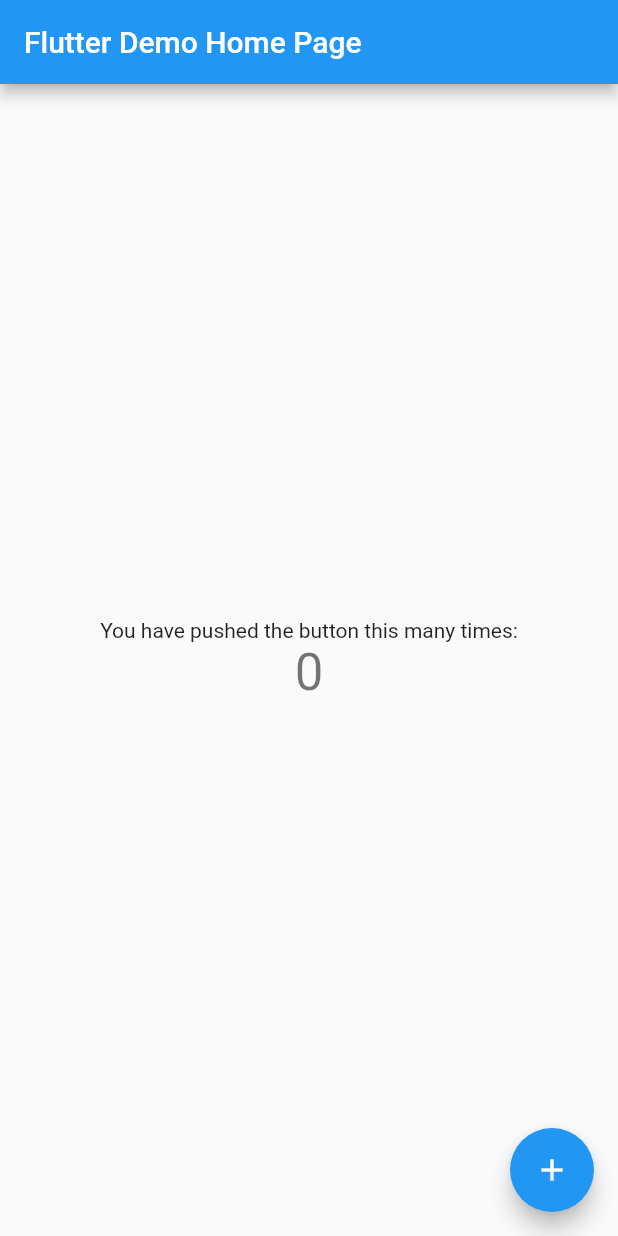
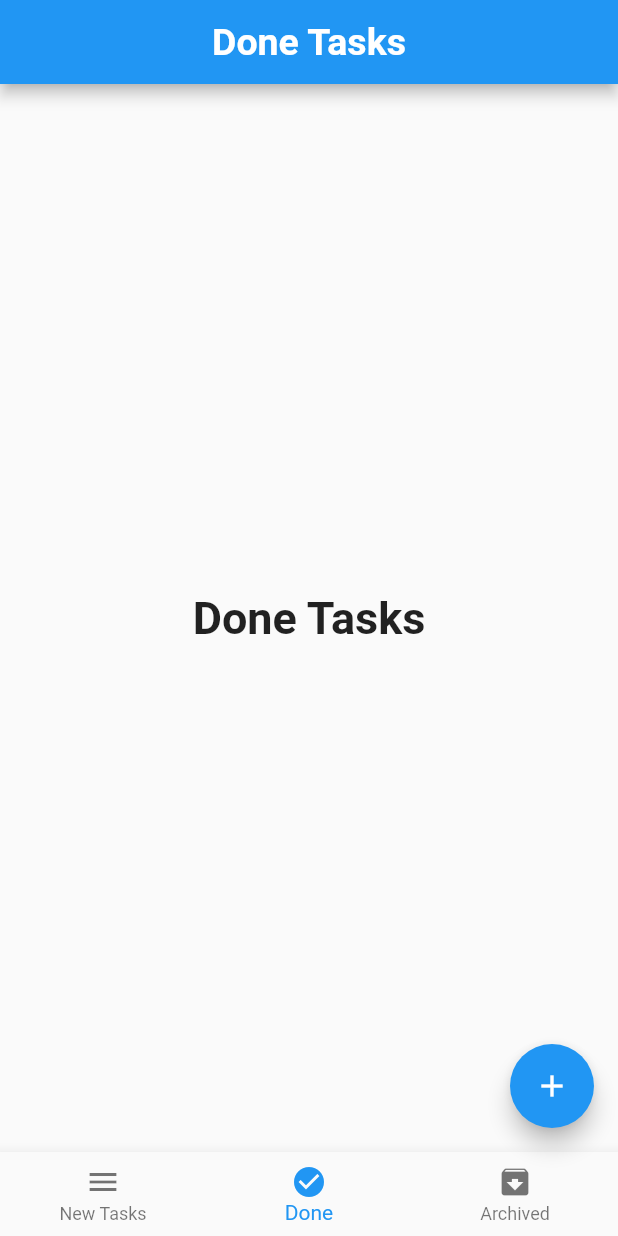
Before and after one commit to abdoSamehDev/todo_app, a Flutter app: the screen it shows after launch, on a phone screen of 412 x 824 dp. Run offline on Flutter 3.47's test engine with Material 2 defaults, Android fonts, the phone set to English and light mode, and no system bars.

Commit message:
22/5 coding

```diff
--- /dev/null
+++ b/lib/layout/layout_screen.dart
@@ -0,0 +1,96 @@
+import 'package:flutter/material.dart';
+import 'package:todo_app/modules/archived_tasks/archived_tasks_screen.dart';
+import 'package:todo_app/modules/done_tasks/done_tasks_screen.dart';
+import 'package:todo_app/modules/new_tasks/new_tasks_screen.dart';
+
+class TodoApp extends StatefulWidget {
+  const TodoApp({Key? key}) : super(key: key);
+
+  @override
+  State<TodoApp> createState() => _TodoAppState();
+}
+
+class _TodoAppState extends State<TodoApp> {
+
+  int currentIndex = 1;
+
+  List<Widget> screen = [
+    NewTaskScreen(),
+    DoneTaskScreen(),
+    ArchivedTaskScreen()
+  ];
+
+  List<String> title = [
+    'New Tasks',
+    'Done Tasks',
+    'Archived Tasks'
+  ];
+
+  @override
+  Widget build(BuildContext context) {
+    return Scaffold(
+      appBar: AppBar(
+        title: Text(
+          title[currentIndex],
+          style: TextStyle(
+            fontSize: 25,
+            fontWeight: FontWeight.bold,
+            color: Colors.white
+          ),
+        ),
+        centerTitle: true,
+      ),
+      floatingActionButton: FloatingActionButton(
+        onPressed: () {
+          // try{
+          //   throw('404 Not Found');
+          //   var name = await namePrint();
+          //   print(name);
+          //   throw('404 Not Found');
+          // }
+          // catch(error){
+          //   print('Error ${error.toString()}');
+          // }
+          namePrint().then((value) {
+            print(value);
+            print('Ali');
+            throw('404 Not Found');
+          }).catchError((error){
+            print('Error ${error.toString()}');
+          });
+
+        },
+      child: Icon(Icons.add),
+      ),
+      bottomNavigationBar: BottomNavigationBar(
+        items: [
+         BottomNavigationBarItem(
+             icon: Icon(Icons.menu),
+         label: 'New Tasks'
+         ),
+         BottomNavigationBarItem(
+             icon: Icon(Icons.check_circle),
+         label: 'Done'
+         ),
+         BottomNavigationBarItem(
+             icon: Icon(Icons.archive),
+         label: 'Archived'
+         ),
+        ],
+        currentIndex: currentIndex,
+        type: BottomNavigationBarType.fixed,
+        onTap: (index){
+          setState(() {
+            currentIndex = index;
+          });
+        },
+      ),
+      body: screen [currentIndex],
+
+    );
+  }
+
+  Future<String> namePrint() async {
+    return 'Abdo Sameh';
+  }
+}
--- a/lib/main.dart
+++ b/lib/main.dart
@@ -1,4 +1,5 @@
 import 'package:flutter/material.dart';
+import 'package:todo_app/layout/layout_screen.dart';
 
 void main() {
   runApp(const MyApp());
@@ -11,105 +12,8 @@ class MyApp extends StatelessWidget {
   @override
   Widget build(BuildContext context) {
     return MaterialApp(
-      title: 'Flutter Demo',
-      theme: ThemeData(
-        // This is the theme of your application.
-        //
-        // Try running your application with "flutter run". You'll see the
-        // application has a blue toolbar. Then, without quitting the app, try
-        // changing the primarySwatch below to Colors.green and then invoke
-        // "hot reload" (press "r" in the console where you ran "flutter run",
-        // or simply save your changes to "hot reload" in a Flutter IDE).
-        // Notice that the counter didn't reset back to zero; the application
-        // is not restarted.
-        primarySwatch: Colors.blue,
-      ),
-      home: const MyHomePage(title: 'Flutter Demo Home Page'),
+      debugShowCheckedModeBanner: false,
+      home: TodoApp(),
     );
   }
 }
-
-class MyHomePage extends StatefulWidget {
-  const MyHomePage({Key? key, required this.title}) : super(key: key);
-
-  // This widget is the home page of your application. It is stateful, meaning
-  // that it has a State object (defined below) that contains fields that affect
-  // how it looks.
-
-  // This class is the configuration for the state. It holds the values (in this
-  // case the title) provided by the parent (in this case the App widget) and
-  // used by the build method of the State. Fields in a Widget subclass are
-  // always marked "final".
-
-  final String title;
-
-  @override
-  State<MyHomePage> createState() => _MyHomePageState();
-}
-
-class _MyHomePageState extends State<MyHomePage> {
-  int _counter = 0;
-
-  void _incrementCounter() {
-    setState(() {
-      // This call to setState tells the Flutter framework that something has
-      // changed in this State, which causes it to rerun the build method below
-      // so that the display can reflect the updated values. If we changed
-      // _counter without calling setState(), then the build method would not be
-      // called again, and so nothing would appear to happen.
-      _counter++;
-    });
-  }
-
-  @override
-  Widget build(BuildContext context) {
-    // This method is rerun every time setState is called, for instance as done
-    // by the _incrementCounter method above.
-    //
-    // The Flutter framework has been optimized to make rerunning build methods
-    // fast, so that you can just rebuild anything that needs updating rather
-    // than having to individually change instances of widgets.
-    return Scaffold(
-      appBar: AppBar(
-        // Here we take the value from the MyHomePage object that was created by
-        // the App.build method, and use it to set our appbar title.
-        title: Text(widget.title),
-      ),
-      body: Center(
-        // Center is a layout widget. It takes a single child and positions it
-        // in the middle of the parent.
-        child: Column(
-          // Column is also a layout widget. It takes a list of children and
-          // arranges them vertically. By default, it sizes itself to fit its
-          // children horizontally, and tries to be as tall as its parent.
-          //
-          // Invoke "debug painting" (press "p" in the console, choose the
-          // "Toggle Debug Paint" action from the Flutter Inspector in Android
-          // Studio, or the "Toggle Debug Paint" command in Visual Studio Code)
-          // to see the wireframe for each widget.
-          //
-          // Column has various properties to control how it sizes itself and
-          // how it positions its children. Here we use mainAxisAlignment to
-          // center the children vertically; the main axis here is the vertical
-          // axis because Columns are vertical (the cross axis would be
-          // horizontal).
-          mainAxisAlignment: MainAxisAlignment.center,
-          children: <Widget>[
-            const Text(
-              'You have pushed the button this many times:',
-            ),
-            Text(
-              '$_counter',
-              style: Theme.of(context).textTheme.headline4,
-            ),
-          ],
-        ),
-      ),
-      floatingActionButton: FloatingActionButton(
-        onPressed: _incrementCounter,
-        tooltip: 'Increment',
-        child: const Icon(Icons.add),
-      ), // This trailing comma makes auto-formatting nicer for build methods.
-    );
-  }
-}
--- /dev/null
+++ b/lib/modules/done_tasks/done_tasks_screen.dart
@@ -0,0 +1,17 @@
+import 'package:flutter/cupertino.dart';
+
+class DoneTaskScreen extends StatelessWidget {
+
+  @override
+  Widget build(BuildContext context) {
+    return Center(
+      child: Text(
+          'Done Tasks',
+      style: TextStyle(
+        fontSize: 30,
+        fontWeight: FontWeight.bold,
+      ),
+      ),
+    );
+  }
+}
```
Also changed, not shown: lib/modules/archived_tasks/archived_tasks_screen.dart (added, +17 -0 lines), lib/modules/new_tasks/new_tasks_screen.dart (added, +18 -0 lines).
